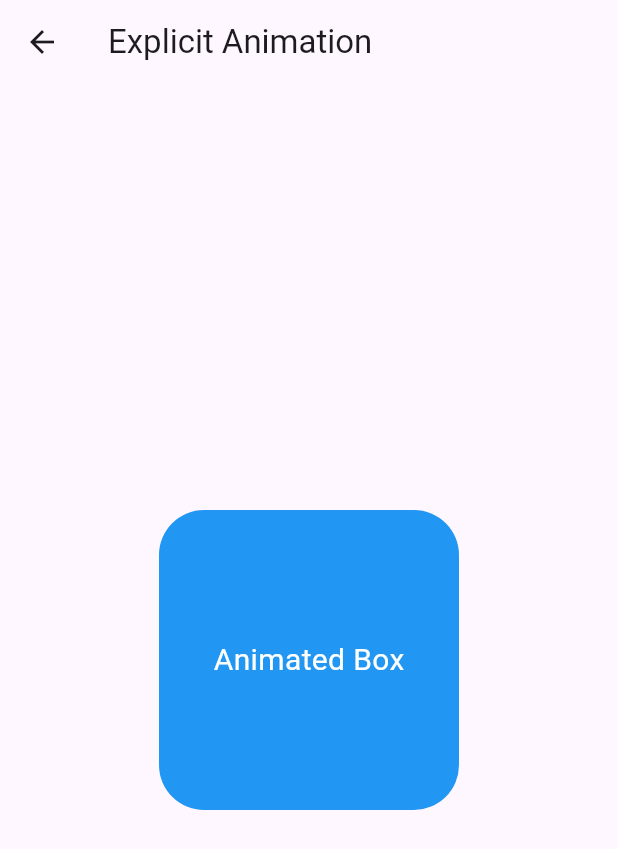
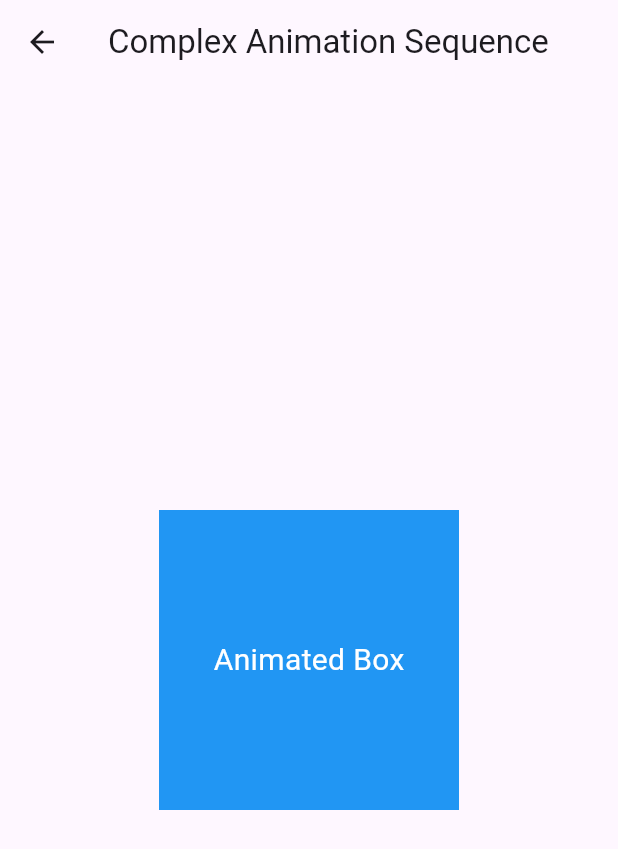
Before and after one commit to DMIT-2504/dmit2504-1241-workbook-shamsa-shams9017, a Flutter app: the PageTwo screen opened directly, on a phone screen of 412 x 824 dp. Shown: the top 849 px of the screen. Run offline on Flutter 3.47's test engine with Material 3 defaults, Android fonts, the phone set to English and light mode, and no system bars; our stand-ins replace cloud_firestore, firebase_auth, firebase_core, shared_preferences, sqflite; accounts and stored records are empty.

Commit message:
explicit animation demo

```diff
--- a/week9_animations/lib/main.dart
+++ b/week9_animations/lib/main.dart
@@ -1,7 +1,5 @@
 import 'package:flutter/material.dart';
 import 'package:week9_animations/pages/explicit_animations.dart';
-import 'package:week9_animations/pages/implicit_animations.dart';
-import 'package:week9_animations/pages/transform_anims.dart';
 
 
 void main() {
@@ -15,8 +13,8 @@ class MainApp extends StatelessWidget {
   Widget build(BuildContext context) {
     return MaterialApp(
       home: //PageThree(),
-       PageOne(),
-       //PageTwo()
+       //PageOne(),
+       PageTwo()
     );
   }
 }
--- a/week9_animations/lib/pages/explicit_animations.dart
+++ b/week9_animations/lib/pages/explicit_animations.dart
@@ -1,75 +1,114 @@
 import 'package:flutter/material.dart';
+import 'dart:math' as math;
 
 class PageTwo extends StatefulWidget {
+  const PageTwo({super.key});
+
   @override
   _PageTwoState createState() => _PageTwoState();
 }
 
-class _PageTwoState extends State<PageTwo> with SingleTickerProviderStateMixin {
-  late AnimationController _controller;
+class _PageTwoState extends State<PageTwo> with TickerProviderStateMixin {
+  late AnimationController _scaleController;
+  late AnimationController _rotateController;
+  late AnimationController _shrinkController;
   late Animation<double> _scaleAnimation;
   late Animation<double> _rotationAnimation;
+  late Animation<double> _heightAnimation;
   late Animation<double> _borderRadiusAnimation;
-
-  bool isScaledUp = false;
 
   @override
   void initState() {
     super.initState();
 
-    _controller = AnimationController(
-      duration: Duration(seconds: 1),
+    // init AnimationControllers for scaling, rotating, and shrinking
+    _scaleController = AnimationController(
+      duration: const Duration(seconds: 1),
       vsync: this,
     );
 
-    _scaleAnimation = Tween<double>(begin: 0.2, end: 1.0).animate(_controller);
-    _rotationAnimation = Tween<double>(begin: 0, end: 1).animate(_controller);
-    _borderRadiusAnimation = Tween<double>(begin: 0, end: 30).animate(_controller);
+    _rotateController = AnimationController(
+      duration: const Duration(seconds: 1),
+      vsync: this,
+    );
 
+    _shrinkController = AnimationController(
+      duration: const Duration(seconds: 1),
+      vsync: this,
+    );
+
+    //  define scaling animation from small to normal size
+    _scaleAnimation = Tween<double>(begin: 0.1, end: 1.0).animate(
+      CurvedAnimation(parent: _scaleController, curve: Curves.easeInOut),
+    );
+
+    // define rotation animation for a 360 degree turn
+    _rotationAnimation = Tween<double>(begin: 0, end: 1.0).animate(
+      CurvedAnimation(parent: _rotateController, curve: Curves.easeInOut),
+    );
+
+    // define height animation to shrink to capsule shape
+    _heightAnimation = Tween<double>(begin: 200, end: 60).animate(
+      CurvedAnimation(parent: _shrinkController, curve: Curves.easeInOut),
+    );
+
+    // define border radius animation to create a capsule shape
+    _borderRadiusAnimation = Tween<double>(begin: 0, end: 30).animate(
+      CurvedAnimation(parent: _shrinkController, curve: Curves.easeInOut),
+    );
+
+    // start the animation sequence
     _startAnimationSequence();
   }
 
+  // animation sequence: scale up, rotate, shrink to capsule, then shrink back to small square
   void _startAnimationSequence() async {
     while (true) {
-      _controller.forward();
-      await Future.delayed(Duration(seconds: 3));
+      // step 1: scale up to normal size, then hold for 2 seconds
+      await _scaleController.forward();
+      await Future.delayed(const Duration(seconds: 2));
 
-      _controller.forward();
-      await Future.delayed(Duration(seconds: 3));
+      // step 2: rotate 360 degrees, then hold for 2 seconds
+      await _rotateController.forward();
+      await Future.delayed(const Duration(seconds: 2));
+      _rotateController.reset(); // reset rotation after completing 360 degrees
 
-      _controller.forward();
-      setState(() {
-        isScaledUp = true;
-      });
-      await Future.delayed(Duration(seconds: 3));
+      // step 3: shrink to capsule shape, then hold for 2 seconds
+      await _shrinkController.forward();
+      await Future.delayed(const Duration(seconds: 2));
 
-      _controller.reverse();
-      setState(() {
-        isScaledUp = false;
-      });
-      await Future.delayed(Duration(seconds: 3));
+      // step 4: shrink back to very small square shape
+      await _scaleController.reverse();
+      _shrinkController.reverse(); // reset back to square during shrinking
+      await Future.delayed(const Duration(seconds: 1));
     }
   }
 
   @override
   void dispose() {
-    _controller.dispose();
+    _scaleController.dispose();
+    _rotateController.dispose();
+    _shrinkController.dispose();
     super.dispose();
   }
 
   @override
   Widget build(BuildContext context) {
     return Scaffold(
-      appBar: AppBar(title: Text('Explicit Animation')),
+      appBar: AppBar(title: const Text('Complex Animation Sequence')),
       body: Center(
         child: AnimatedBuilder(
-          animation: _controller,
+          // combine multiple AnimationController objects into a single Listenable object.
+          // This merged Listenable notifies the AnimatedBuilder
+          // whenever any of the included AnimationControllers (_scaleController, _rotateController, _shrinkController) change.
+          // this means that its listening to multiple controllers at the same time.
+          animation: Listenable.merge([_scaleController, _rotateController, _shrinkController]),
           builder: (context, child) {
-            return RotationTransition(
-              turns: _rotationAnimation,
+            return Transform.rotate(
+              angle: _rotationAnimation.value * math.pi * 2,
               child: Container(
                 width: 200 * _scaleAnimation.value,
-                height: (isScaledUp ? 60 : 200) * _scaleAnimation.value,
+                height: _heightAnimation.value * _scaleAnimation.value,
                 decoration: BoxDecoration(
                   color: Colors.blue,
                   borderRadius: BorderRadius.circular(_borderRadiusAnimation.value),
--- a/week9_animations/lib/pages/transform_anims.dart
+++ b/week9_animations/lib/pages/transform_anims.dart
@@ -3,10 +3,12 @@ import 'dart:math' as math;
 
 
 class PageThree extends StatelessWidget {
+  const PageThree({super.key});
+
   @override
   Widget build(BuildContext context) {
     return Scaffold(
-      appBar: AppBar(title: Text('Transforms')),
+      appBar: AppBar(title: const Text('Transforms')),
       body: Center(
         child: Column(
           mainAxisAlignment: MainAxisAlignment.center,
```
Also changed, not shown: week9_animations/lib/pages/implicit_animations.dart (+11 -9 lines).
